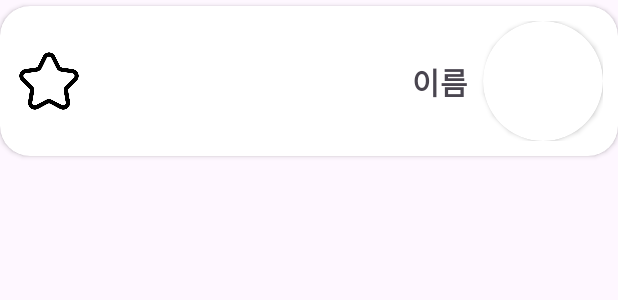
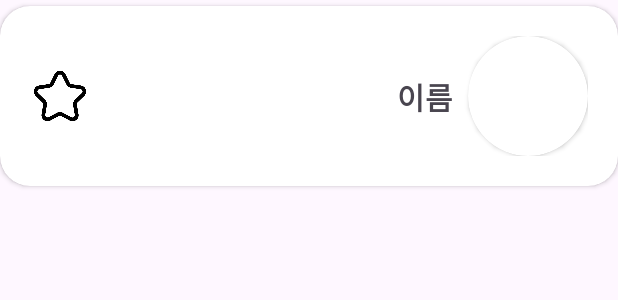
Before and after one commit to NBC-Project-closer/Closer, an Android app: the layout item_contact_right.xml on its own in the app's theme, with its tools: preview values and no code run, on a phone screen of 412 x 824 dp. Shown: the top 300 px of the screen. Run offline under Robolectric (Android 15) with nearby library versions, the phone set to English and light mode, and no system bars.

Commit message:
item_contact_right.xml

```diff
--- a/app/src/main/res/layout/item_contact_right.xml
+++ b/app/src/main/res/layout/item_contact_right.xml
@@ -11,7 +11,7 @@
     android:id="@+id/contact_right_constraint"
     android:layout_width="match_parent"
     android:layout_height="wrap_content"
-    android:padding="10dp"
+    android:padding="20dp"
     >
     <androidx.cardview.widget.CardView
         android:id="@+id/contact_right_cardview"
@@ -43,8 +43,8 @@
 
     <ImageView
         android:id="@+id/contact_right_like"
-        android:layout_width="45dp"
-        android:layout_height="45dp"
+        android:layout_width="40dp"
+        android:layout_height="40dp"
         android:src="@drawable/icon_star"
         app:layout_constraintBottom_toBottomOf="parent"
         app:layout_constraintStart_toStartOf="parent"
```
